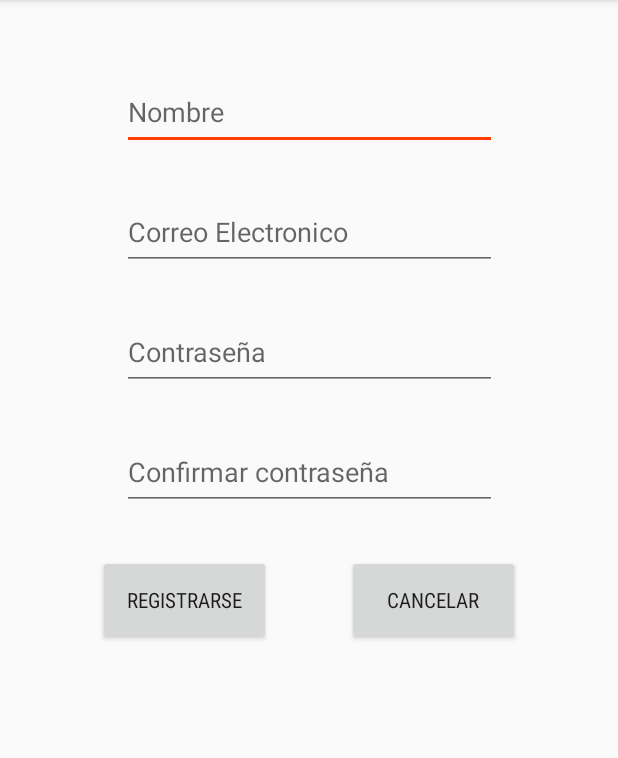
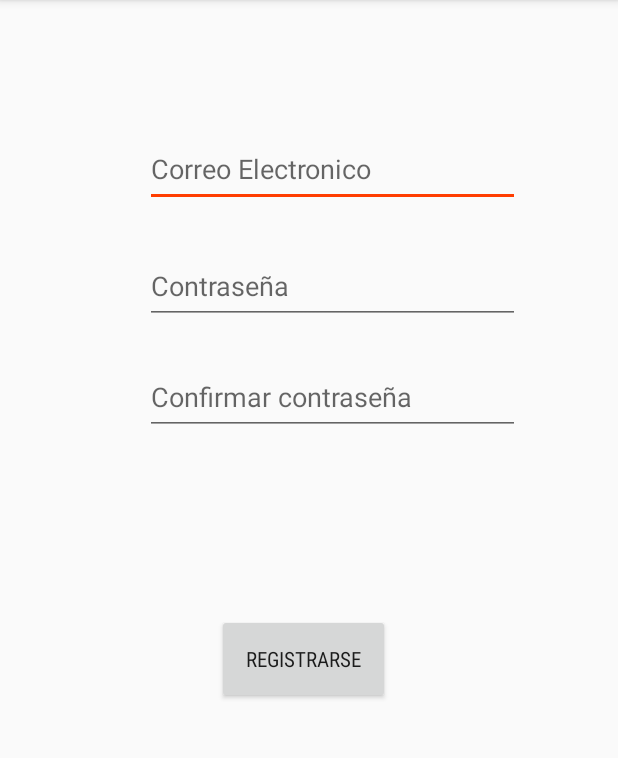
Before and after one commit to Fhamton/Medicine-Control, an Android app: the Registrarse screen opened directly, with no data from a screen before it, on a phone screen of 412 x 824 dp, the part 84-842 px from its top. Run offline under Robolectric (Android 15) with nearby library versions, the light colour scheme and no system bars; our stand-ins replace Firebase (no records; nobody signed in at launch, a user with empty details on screens opened directly).

Commit message:
Creacion de la pantalla registrarse.

```diff
--- a/app/src/main/java/com/example/allan/medicines/MainActivity.kt
+++ b/app/src/main/java/com/example/allan/medicines/MainActivity.kt
@@ -7,6 +7,7 @@ import android.widget.Button
 import android.widget.EditText
 import android.widget.Toast
 import com.google.firebase.database.FirebaseDatabase
+import java.util.*
 
 class MainActivity : AppCompatActivity() {
 
@@ -15,6 +16,7 @@ class MainActivity : AppCompatActivity() {
     lateinit var aplicacion : EditText
     lateinit var vencimiento: EditText
     lateinit var precio : EditText
+    val fechaing = Calendar.getInstance().time
 
     lateinit var btnguardar : Button
     lateinit var inventario : Button
@@ -29,9 +31,10 @@ class MainActivity : AppCompatActivity() {
         vencimiento  = findViewById(R.id.vencimiento)
         precio  = findViewById(R.id.precio)
 
-
+        Toast.makeText(this,fechaing.toString(),Toast.LENGTH_LONG).show()
         btnguardar   = findViewById(R.id.btn1)
         inventario   = findViewById(R.id.btn2)
+
 
         btnguardar.setOnClickListener {
             guardar()
@@ -68,7 +71,6 @@ class MainActivity : AppCompatActivity() {
             precio.error = "Ingrese el dato de forma correcta"
             return
         }
-
         val BDD = FirebaseDatabase.getInstance().getReference("Medicinas")
         val Id = BDD.push().key
         val medicinas = Medicine(Id!!,nombre,clas,ap,fecha,pre)
--- a/app/src/main/res/layout/activity_main.xml
+++ b/app/src/main/res/layout/activity_main.xml
@@ -43,10 +43,9 @@
             android:layout_height="40dp"
             android:layout_marginStart="60dp"
             android:ems="10"
-            android:inputType="textPersonName"
             app:layout_constraintStart_toStartOf="parent"
             android:layout_marginTop="5dp" app:layout_constraintTop_toBottomOf="@+id/tv4"
-            app:layout_constraintEnd_toEndOf="parent" android:layout_marginEnd="110dp"/>
+            app:layout_constraintEnd_toEndOf="parent" android:layout_marginEnd="110dp" android:inputType="date"/>
     <EditText
             android:id="@+id/precio"
             android:layout_width="230dp"
--- a/app/src/main/res/layout/activity_registrarse.xml
+++ b/app/src/main/res/layout/activity_registrarse.xml
@@ -12,49 +12,38 @@
             android:layout_height="50dp"
             android:inputType="textPersonName"
             android:ems="10"
-            android:id="@+id/editText" app:layout_constraintTop_toTopOf="parent"
-            android:layout_marginTop="50dp" app:layout_constraintStart_toStartOf="parent"
+            android:id="@+id/editText2"
+            app:layout_constraintStart_toStartOf="parent"
             android:layout_marginStart="65dp" app:layout_constraintEnd_toEndOf="parent"
-            android:layout_marginEnd="65dp" android:hint="Nombre"/>
+            android:layout_marginEnd="65dp" android:hint="Correo Electronico" android:layout_marginTop="88dp"
+            app:layout_constraintTop_toTopOf="parent" app:layout_constraintHorizontal_bias="1.0"/>
     <EditText
             android:layout_width="250dp"
             android:layout_height="50dp"
             android:inputType="textPersonName"
             android:ems="10"
-            android:id="@+id/editText2" android:layout_marginTop="30dp"
-            app:layout_constraintTop_toBottomOf="@+id/editText" app:layout_constraintStart_toStartOf="parent"
+            android:id="@+id/editText3" android:layout_marginTop="28dp"
+            app:layout_constraintTop_toBottomOf="@+id/editText2" app:layout_constraintStart_toStartOf="parent"
             android:layout_marginStart="65dp" app:layout_constraintEnd_toEndOf="parent"
-            android:layout_marginEnd="65dp" android:hint="Correo Electronico"/>
+            android:layout_marginEnd="65dp" android:hint="Contraseña" app:layout_constraintHorizontal_bias="1.0"/>
     <EditText
             android:layout_width="250dp"
             android:layout_height="50dp"
             android:inputType="textPersonName"
             android:ems="10"
-            android:id="@+id/editText3" android:layout_marginTop="30dp"
-            app:layout_constraintTop_toBottomOf="@+id/editText2" app:layout_constraintStart_toStartOf="parent"
-            android:layout_marginStart="65dp" app:layout_constraintEnd_toEndOf="parent"
-            android:layout_marginEnd="65dp" android:hint="Contraseña"/>
-    <EditText
-            android:layout_width="250dp"
-            android:layout_height="50dp"
-            android:inputType="textPersonName"
-            android:ems="10"
-            android:id="@+id/editText4" android:layout_marginTop="30dp"
+            android:id="@+id/editText4" android:layout_marginTop="24dp"
             app:layout_constraintTop_toBottomOf="@+id/editText3" app:layout_constraintStart_toStartOf="parent"
             android:layout_marginStart="65dp" app:layout_constraintEnd_toEndOf="parent"
-            android:layout_marginEnd="65dp" android:hint="Confirmar contraseña"/>
+            android:layout_marginEnd="65dp" android:hint="Confirmar contraseña"
+            app:layout_constraintHorizontal_bias="1.0"/>
     <Button
             android:text="Registrarse"
             android:layout_width="115dp"
             android:layout_height="60dp"
             android:id="@+id/btnRegis" android:layout_marginTop="30dp"
             app:layout_constraintTop_toBottomOf="@+id/editText4" app:layout_constraintStart_toStartOf="parent"
-            android:layout_marginStart="65dp" android:fontFamily="sans-serif-condensed"/>
-    <Button
-            android:text="Cancelar"
-            android:layout_width="115dp"
-            android:layout_height="60dp"
-            android:id="@+id/btnCancel" android:layout_marginTop="30dp"
-            app:layout_constraintTop_toBottomOf="@+id/editText4" app:layout_constraintEnd_toEndOf="parent"
-            android:layout_marginEnd="65dp" android:fontFamily="sans-serif-condensed"/>
+            android:layout_marginStart="68dp" android:fontFamily="sans-serif-condensed"
+            android:layout_marginBottom="8dp" app:layout_constraintBottom_toBottomOf="parent"
+            app:layout_constraintVertical_bias="0.235" android:layout_marginEnd="8dp"
+            app:layout_constraintEnd_toEndOf="parent" app:layout_constraintHorizontal_bias="0.347"/>
 </android.support.constraint.ConstraintLayout>
```
Also changed, not shown: app/src/main/java/com/example/allan/medicines/Login.kt (+4 -10 lines), app/src/main/java/com/example/allan/medicines/Registrarse.kt (+50 -0 lines).
